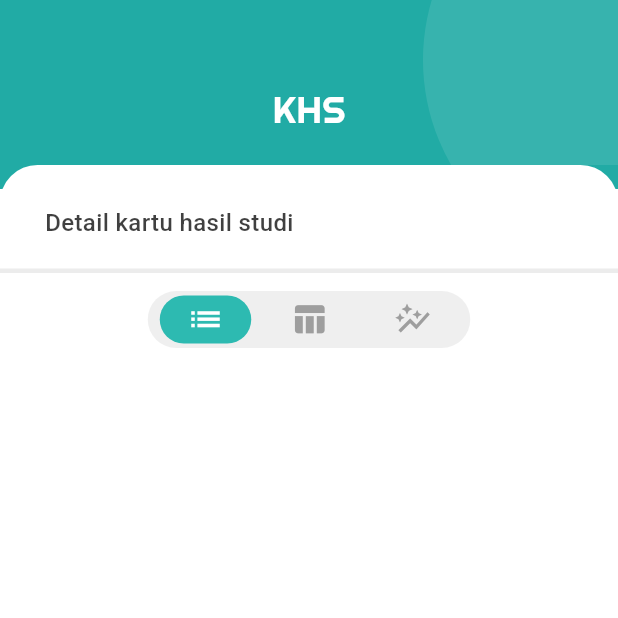
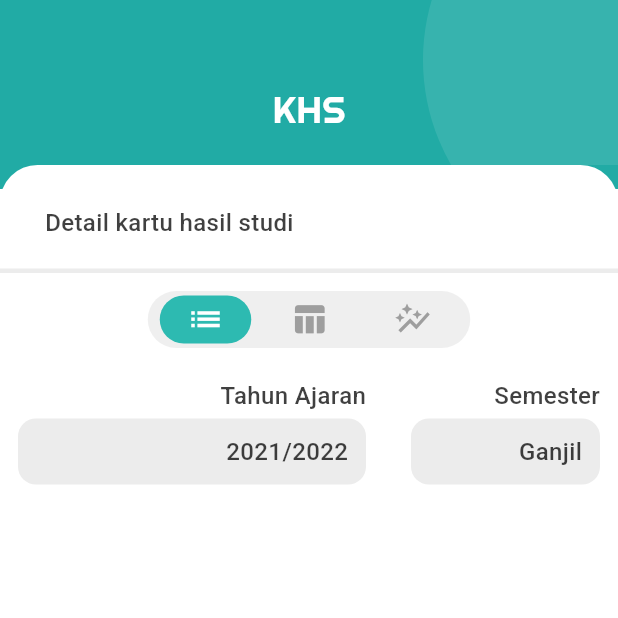
Before and after one commit to barengs/adit-mobile-flutter, a Flutter app: the KhsPage screen opened directly, on a phone screen of 412 x 824 dp, the top half of it. Run offline on Flutter 3.47's test engine with Material 3 defaults, Android fonts, the phone set to English and light mode, and no system bars; our stand-ins replace flutter_svg, permission_handler; missing offline and left inert: qr_code_scanner_plus; network calls fail.

Commit message:
ADD:  tambahkan card tahun ajaran dan semester

```diff
--- a/lib/screens/khs/khs_page.dart
+++ b/lib/screens/khs/khs_page.dart
@@ -45,7 +45,94 @@ class _KhsPageState extends State<KhsPage> {
                       SwitchItem(icon: Icons.auto_graph),
                     ],
                   ),
-                  const SizedBox(height: 24),
+                  SizedBox(height: 20),
+
+                  Padding(
+                    padding: const EdgeInsets.symmetric(horizontal: 12),
+                    child: Row(
+                      mainAxisAlignment: MainAxisAlignment.spaceBetween,
+                      crossAxisAlignment: CrossAxisAlignment.start,
+                      children: [
+                        // Kolom Tahun Ajaran
+                        Column(
+                          crossAxisAlignment: CrossAxisAlignment.end,
+                          children: [
+                            Text(
+                              'Tahun Ajaran',
+                              style: TextStyle(
+                                fontFamily: 'Roboto',
+                                fontSize: 16,
+                                fontWeight: FontWeight.w500,
+                                color: Color.fromRGBO(0, 0, 0, 0.75),
+                              ),
+                            ),
+                            const SizedBox(height: 4),
+                            Container(
+                              width: 232,
+                              height: 44,
+                              decoration: BoxDecoration(
+                                color: Color.fromRGBO(229, 229, 229, 0.75),
+                                borderRadius: BorderRadius.circular(12),
+                              ),
+                              alignment: Alignment.centerRight,
+                              padding: const EdgeInsets.symmetric(
+                                horizontal: 12,
+                              ),
+                              child: Text(
+                                '2021/2022',
+                                style: TextStyle(
+                                  fontFamily: 'Roboto',
+                                  fontSize: 16,
+                                  fontWeight: FontWeight.w500,
+                                  color: Color.fromRGBO(0, 0, 0, 0.75),
+                                ),
+                              ),
+                            ),
+                          ],
+                        ),
+
+                        const SizedBox(width: 16),
+
+                        // Kolom Semester
+                        Column(
+                          crossAxisAlignment: CrossAxisAlignment.end,
+                          children: [
+                            Text(
+                              'Semester',
+                              style: TextStyle(
+                                fontFamily: 'Roboto',
+                                fontSize: 16,
+                                fontWeight: FontWeight.w500,
+                                color: Color.fromRGBO(0, 0, 0, 0.75),
+                              ),
+                            ),
+                            const SizedBox(height: 4),
+                            Container(
+                              width: 126,
+                              height: 44,
+                              decoration: BoxDecoration(
+                                color: Color.fromRGBO(229, 229, 229, 0.75),
+                                borderRadius: BorderRadius.circular(12),
+                              ),
+                              alignment: Alignment.centerRight,
+                              padding: const EdgeInsets.symmetric(
+                                horizontal: 12,
+                              ),
+                              child: Text(
+                                'Ganjil',
+                                style: TextStyle(
+                                  fontFamily: 'Roboto',
+                                  fontSize: 16,
+                                  fontWeight: FontWeight.w500,
+                                  color: Color.fromRGBO(0, 0, 0, 0.75),
+                                ),
+                              ),
+                            ),
+                          ],
+                        ),
+                      ],
+                    ),
+                  ),
                 ],
               ),
             ),
```
